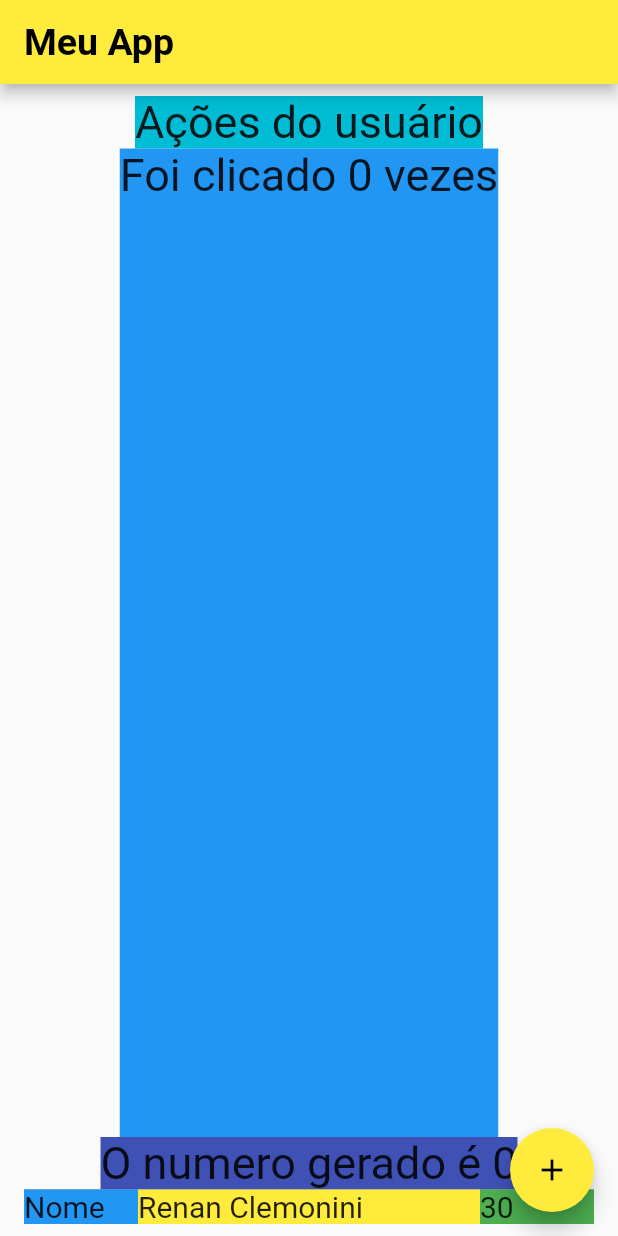
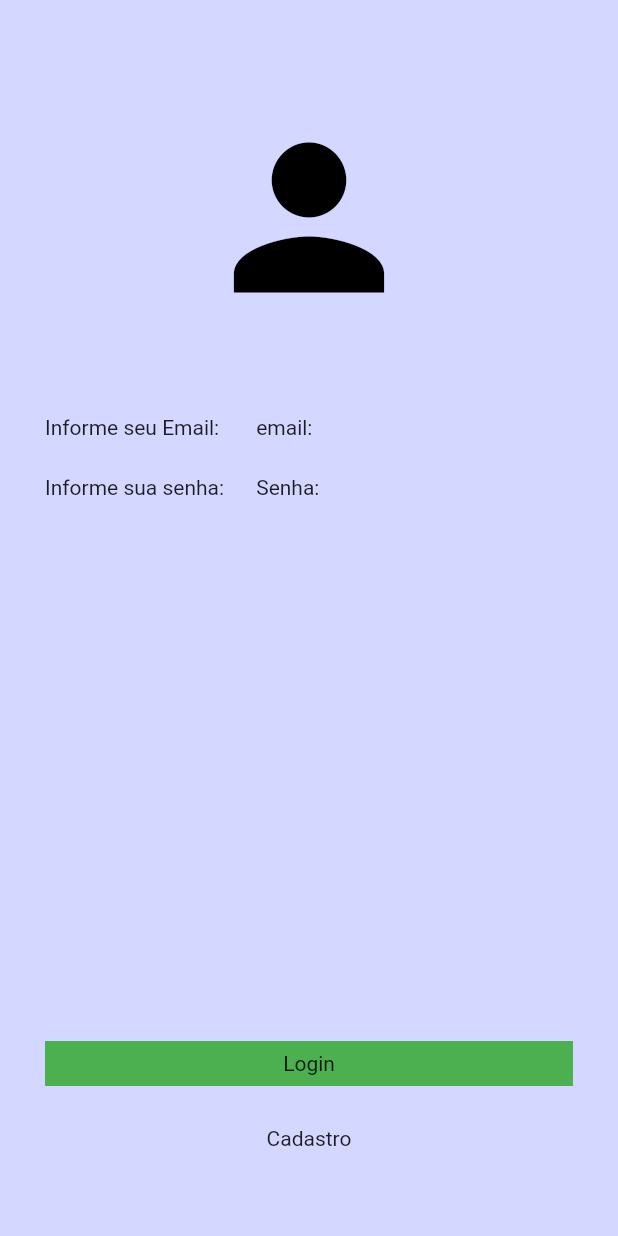
Before and after one commit to renanclemonini/dart_primeiroprojeto, a Flutter app: the screen it shows after launch, on a phone screen of 412 x 824 dp. Run offline on Flutter 3.47's test engine with Material 2 defaults, Android fonts, the phone set to English and light mode, and no system bars; our stand-ins replace google_fonts; Roboto replaces fonts that are missing (Acme).

Commit message:
etapa 1 do curso finalizada

```diff
--- a/lib/my_app.dart
+++ b/lib/my_app.dart
@@ -1,6 +1,6 @@
 import 'package:flutter/material.dart';
 import 'package:google_fonts/google_fonts.dart';
-import 'pages/home_page.dart';
+import 'package:trilhaapp/pages/login_page.dart';
 
 class MyApp extends StatelessWidget {
   const MyApp({super.key});
@@ -11,9 +11,9 @@ class MyApp extends StatelessWidget {
       debugShowCheckedModeBanner: false,
       theme: ThemeData(
         primarySwatch: Colors.yellow,
-        textTheme: GoogleFonts.pacificoTextTheme()
+        textTheme: GoogleFonts.robotoFlexTextTheme()
       ),
-      home: const HomePage(),
+      home: const LoginPage(),
     );
   }
 }
--- a/lib/pages/home_page.dart
+++ b/lib/pages/home_page.dart
@@ -31,14 +31,21 @@ class _HomePageState extends State<HomePage> {
           mainAxisAlignment: MainAxisAlignment.spaceAround,
           children: [
             Container(
+              width: 250,
+              height: 100,
               color: Colors.cyan,
               child: Text(
                 "Ações do usuário",
+                textAlign: TextAlign.center,
                 style: GoogleFonts.acme(fontSize: 30),
               ),
             ),
-            Expanded(
+
+            SizedBox(
+              width: 100,
+              height: 100,
               child: Container(
+                width: double.infinity,
                 color: Colors.blue,
                 child: Text(
                   "Foi clicado $qtdCliques vezes",
@@ -47,13 +54,15 @@ class _HomePageState extends State<HomePage> {
               ),
             ),
             Container(
+              width: double.infinity,
               color: Colors.indigo,
               child: Text(
                 "O numero gerado é $numeroGerado",
                 style: GoogleFonts.acme(fontSize: 30),
               ),
             ),
-            Container(
+            Expanded(
+              child: Container(
                 color: Colors.blueGrey,
                 child: Row(
                   mainAxisAlignment: MainAxisAlignment.spaceEvenly,
@@ -89,6 +98,7 @@ class _HomePageState extends State<HomePage> {
                     ),
                   ],
                 ),
+              ),
             )
           ],
         ),
--- /dev/null
+++ b/lib/pages/login_page.dart
@@ -0,0 +1,92 @@
+import 'package:flutter/material.dart';
+
+class LoginPage extends StatefulWidget {
+  const LoginPage({super.key});
+
+  @override
+  State<LoginPage> createState() => _LoginPageState();
+}
+
+class _LoginPageState extends State<LoginPage> {
+  @override
+  Widget build(BuildContext context) {
+    var bgColor = const Color.fromARGB(255, 212, 215, 255);
+
+    return SafeArea(
+      child: Scaffold(
+        backgroundColor: bgColor,
+        body: SizedBox(
+          width: double.infinity,
+          child: Column(
+            crossAxisAlignment: CrossAxisAlignment.center,
+            children: [
+              const SizedBox(
+                height: 70,
+              ),
+              const Icon(
+                Icons.person,
+                size: 150,
+                color: Colors.black
+              ),
+              const SizedBox(
+                height: 50,
+              ),
+              Container(
+                width: double.infinity,
+                margin: const EdgeInsets.symmetric(horizontal: 30),
+                height: 30,
+                alignment: Alignment.center,
+                child: const Row(
+                  children: [
+                    Expanded(flex: 2, child: Text("Informe seu Email: ")),
+                    Expanded(flex: 3, child: Text("email: ")),
+                  ],
+                ),
+              ),
+              const SizedBox(
+                height: 10,
+              ),
+              Container(
+                width: double.infinity,
+                margin: const EdgeInsets.symmetric(horizontal: 30),
+                height: 30,
+                alignment: Alignment.center,
+                child: const Row(
+                    children: [
+                      Expanded(flex: 2, child: Text("Informe sua senha: ")),
+                      Expanded(flex: 3, child: Text("Senha: ")),
+                    ],
+                  ),
+              ),
+              Expanded(child: Container()),
+              Container(
+                width: double.infinity,
+                margin: const EdgeInsets.symmetric(horizontal: 30),
+                color: Colors.green,
+                height: 30,
+                alignment: Alignment.center,
+                child: const Text(
+                  "Login"
+                ),
+              ),
+              const SizedBox(
+                height: 20,
+              ),
+              Container(
+                margin: const EdgeInsets.symmetric(horizontal: 30),
+                height: 30,
+                alignment: Alignment.center,
+                child: const Text(
+                  "Cadastro"
+                ),
+              ),
+              const SizedBox(
+                height: 50,
+              )
+            ],
+          ),
+        ),
+      ),
+    );
+  }
+}
```
Lines whose indentation alone changed are shown as unchanged.
